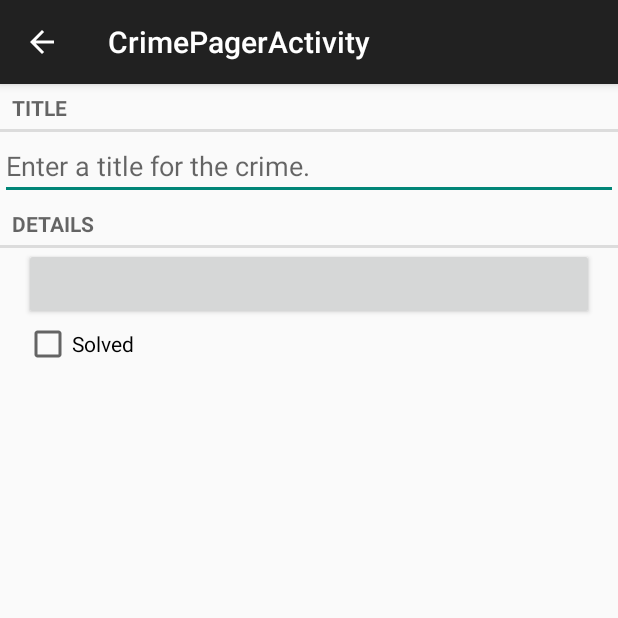
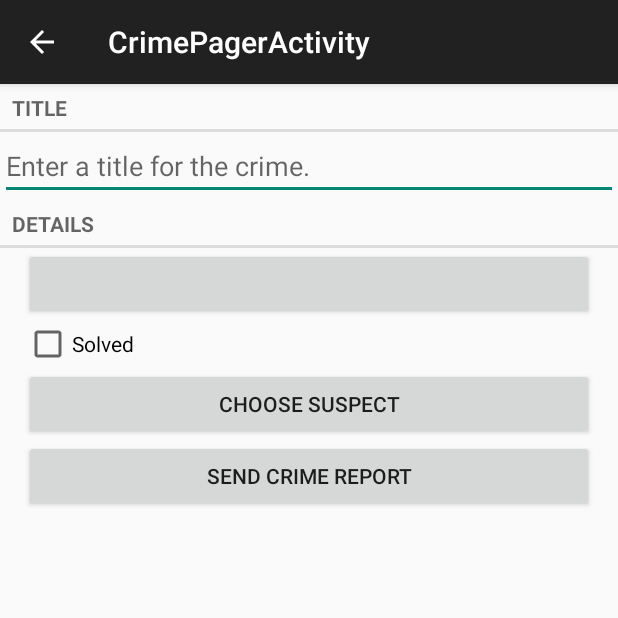
Before and after one commit to sfatdisk/Criminallntent, an Android app: the screen it shows after launch (CrimePagerActivity), after a tap on "New Crime", on a phone screen of 412 x 824 dp, the top half of it. Run offline under Robolectric (Android 15) with nearby library versions, the phone set to English and light mode, and no system bars; 1 statement that could not run was skipped.

Commit message:
ch14 : database

```diff
--- /dev/null
+++ b/app/src/main/java/com/bawanj/criminalIntent/database/CrimeBaseHelper.java
@@ -0,0 +1,38 @@
+package com.bawanj.criminalIntent.database;
+
+import android.content.Context;
+import android.database.sqlite.SQLiteDatabase;
+import android.database.sqlite.SQLiteOpenHelper;
+
+import com.bawanj.criminalIntent.database.CrimeDbSchema.CrimeTable;
+
+/**
+ * Created by jeffreychou on 9/15/15.
+ */
+public class CrimeBaseHelper extends SQLiteOpenHelper {
+
+    private static final int VERSION = 1;
+    private static final String DATABASE_NAME= "crimeBase.db";
+
+    public CrimeBaseHelper( Context context ) {
+        super(context, DATABASE_NAME, null, VERSION );
+    }
+
+    @Override
+    public void onCreate(SQLiteDatabase db) {
+        db.execSQL("create table "+ CrimeTable.NAME +"("+
+            "_id integer primary key autoincrement," +
+                        CrimeTable.Cols.UUID+","+
+                        CrimeTable.Cols.TITLE+","+
+                        CrimeTable.Cols.DATE+","+
+                        CrimeTable.Cols.SOLVED+","+
+                        CrimeTable.Cols.SUSPECT+
+                        ")"
+        );
+    }
+
+    @Override
+    public void onUpgrade(SQLiteDatabase db, int oldVersion, int newVersion) {
+
+    }
+}
--- /dev/null
+++ b/app/src/main/java/com/bawanj/criminalIntent/database/CrimeCursorWrapper.java
@@ -0,0 +1,35 @@
+package com.bawanj.criminalIntent.database;
+
+import android.database.Cursor;
+import android.database.CursorWrapper;
+
+import com.bawanj.criminalIntent.database.CrimeDbSchema.CrimeTable;
+import com.bawanj.criminalIntent.model.Crime;
+
+import java.util.Date;
+import java.util.UUID;
+
+
+public class CrimeCursorWrapper extends CursorWrapper {
+
+    public CrimeCursorWrapper(Cursor cursor) {
+        super(cursor);
+    }
+
+    public Crime getCrime(){
+        // parse cursor
+        String uuidString= getString(getColumnIndex(CrimeTable.Cols.UUID));
+        String title= getString(getColumnIndex(CrimeTable.Cols.TITLE));
+        Long date= getLong(getColumnIndex(CrimeTable.Cols.DATE));
+        int isSolved= getInt(getColumnIndex(CrimeTable.Cols.SOLVED));
+        String  suspect= getString(getColumnIndex(CrimeTable.Cols.SUSPECT) );
+
+        // make crime, Parses a UUID string with the format defined by {@link #toString()}.
+        Crime crime = new Crime(UUID.fromString(uuidString));
+        crime.setTitle(title);
+        crime.setDate(new Date(date));
+        crime.setSolved( isSolved !=0 ); // args is boolean, isSolved is int
+        crime.setSuspect(suspect);
+        return crime;
+    }
+}
--- /dev/null
+++ b/app/src/main/java/com/bawanj/criminalIntent/database/CrimeDbSchema.java
@@ -0,0 +1,22 @@
+package com.bawanj.criminalIntent.database;
+
+/**
+ * Created by jeffreychou on 9/15/15.
+ */
+public class CrimeDbSchema { // describe table and columns
+
+    public static final class CrimeTable{
+
+        public static final String NAME= "crimes";
+
+        public static final class Cols{
+            public static final String UUID="uuid";
+            public static final String TITLE="title";
+            public static final String DATE= "date";
+            public static final String SOLVED= "solved";
+            public static final String SUSPECT= "suspect";
+        }
+
+    }
+
+}
--- a/app/src/main/java/com/bawanj/criminalIntent/fragment/CrimeFragment.java
+++ b/app/src/main/java/com/bawanj/criminalIntent/fragment/CrimeFragment.java
@@ -8,6 +8,7 @@ import android.support.v4.app.Fragment;
 import android.support.v4.app.FragmentManager;
 import android.text.Editable;
 import android.text.TextWatcher;
+import android.text.format.DateFormat;
 import android.view.LayoutInflater;
 import android.view.View;
 import android.view.ViewGroup;
@@ -35,6 +36,7 @@ public class CrimeFragment extends Fragment {
     private Crime mCrime;
 
     private Button mDateButton;
+    private Button mReportButton;
 
     public static CrimeFragment newInstance( UUID crimeId ){
 
@@ -55,7 +57,13 @@ public class CrimeFragment extends Fragment {
     }
 
     @Override
-    public View onCreateView(LayoutInflater inflater,
+    public void onPause(){
+        super.onPause();
+        CrimeLab.getInstance().updateCrime(mCrime);
+    }
+
+    @Override
+    public View onCreateView(final LayoutInflater inflater,
                              ViewGroup container,
                              Bundle savedInstanceState ){
 
@@ -82,11 +90,24 @@ public class CrimeFragment extends Fragment {
             public void onClick(View v) {
                 FragmentManager fm = getFragmentManager();
 
-                DatePickerFragment dialog=
-                        DatePickerFragment.newInstance( mCrime.getDate() );
-                dialog.setTargetFragment( CrimeFragment.this, REQUEST_DATE );
+                DatePickerFragment dialog =
+                        DatePickerFragment.newInstance(mCrime.getDate());
+                dialog.setTargetFragment(CrimeFragment.this, REQUEST_DATE);
                 // a connection with CrimeFragment and DatePickerFragment
-                dialog.show(fm , DIALOG_DATE);
+                dialog.show(fm, DIALOG_DATE);
+            }
+        });
+
+        mReportButton = (Button)rootView.findViewById(R.id.crime_report);
+        mReportButton.setOnClickListener(new View.OnClickListener() {
+            @Override
+            public void onClick(View v) {
+                Intent intent= new Intent(Intent.ACTION_SEND);
+                intent.setType("text/plain");
+                intent.putExtra(Intent.EXTRA_TEXT, getCrimeReport());
+                intent.putExtra(Intent.EXTRA_SUBJECT, getString(R.string.crime_report_subject));
+                intent= Intent.createChooser(intent, getString(R.string.send_report));
+                startActivity(intent);
             }
         });
 
@@ -130,5 +151,32 @@ public class CrimeFragment extends Fragment {
         mDateButton.setText( TimeUtils.getCurDateYear(srcTime) );
     }
 
+    private String getCrimeReport(){
 
+        String solvedString= null;
+
+        if(mCrime.isSolved()){
+            solvedString= getString(R.string.crime_report_no_suspect);
+        }else{
+            solvedString= getString(R.string.crime_report_suspect);
+        }
+
+        String dateFormat = "EEE, MMM dd";
+        String dateString = DateFormat.format(dateFormat, mCrime.getDate()).toString();
+
+        String suspect = mCrime.getSuspect();
+        if( suspect == null ){
+            suspect= getString(R.string.crime_report_no_suspect);
+        }else{
+            suspect= getString(R.string.crime_report_suspect);
+        }
+
+        String report= getString(R.string.crime_report,
+                mCrime.getTitle(),
+                dateString,
+                solvedString,
+                suspect);
+
+        return report;
+    }
 }
--- a/app/src/main/java/com/bawanj/criminalIntent/fragment/CrimeListFragment.java
+++ b/app/src/main/java/com/bawanj/criminalIntent/fragment/CrimeListFragment.java
@@ -66,6 +66,7 @@ public class CrimeListFragment extends Fragment {
             mCrimeRecyclerView.setHasFixedSize(true);
 
         }else{
+            mAdapter.setCrimes(crimes); // refresh the latest data
             mAdapter.notifyDataSetChanged();
             // mAdapter.notifyItemChanged();
         }
@@ -196,6 +197,11 @@ public class CrimeListFragment extends Fragment {
         public int getItemCount() {
             return mCrimes.size();
         }
+
+        public void setCrimes(List<Crime> crimes){
+            mCrimes = crimes;
+        }
+
     }
 
 }
--- a/app/src/main/java/com/bawanj/criminalIntent/model/Crime.java
+++ b/app/src/main/java/com/bawanj/criminalIntent/model/Crime.java
@@ -10,12 +10,19 @@ public class Crime {
     private String mTitle;
     private Date mDate;
     private boolean mSolved;
+
+
+    private String mSuspect;
+
     // TODO -- Index add
 
-    public Crime(){ // purpose is to initialize variables
-        // Generate unique id
-        mId= UUID.randomUUID();
-        mDate= new Date();
+    public Crime(){ // new one
+        this(UUID.randomUUID());
+    }
+
+    public Crime(UUID id){ // old one
+        mId   =id;
+        mDate =new Date();
     }
 
     public void setTitle(String title) {
@@ -45,4 +52,12 @@ public class Crime {
     public void setSolved(boolean solved) {
         mSolved = solved;
     }
+
+    public String getSuspect() {
+        return mSuspect;
+    }
+    public void setSuspect(String suspect) {
+        mSuspect = suspect;
+    }
+
 }
--- a/app/src/main/java/com/bawanj/criminalIntent/model/CrimeLab.java
+++ b/app/src/main/java/com/bawanj/criminalIntent/model/CrimeLab.java
@@ -1,25 +1,34 @@
 package com.bawanj.criminalIntent.model;
 
+import android.content.ContentValues;
 import android.content.Context;
+import android.database.Cursor;
+import android.database.sqlite.SQLiteDatabase;
 
 import com.bawanj.criminalIntent.CrimeApplication;
+import com.bawanj.criminalIntent.database.CrimeBaseHelper;
+import com.bawanj.criminalIntent.database.CrimeCursorWrapper;
+import com.bawanj.criminalIntent.database.CrimeDbSchema.CrimeTable;
 
 import java.util.ArrayList;
 import java.util.List;
 import java.util.UUID;
 
-/**
- * Created by jeffreychou on 9/12/15.
- *
- */
+
 public class CrimeLab {  // create mCrimeList
     //TODO- can setup a hashMap for lookup the crime object
 
     private static CrimeLab sCrimeLab;
-    private List<Crime> mCrimeList;
+
+    // database
+    private Context mContext;
+    private SQLiteDatabase mDatabase;
+
 
     private CrimeLab(Context context){
-        mCrimeList= new ArrayList<>();
+        mContext= context;
+        mDatabase= new CrimeBaseHelper(mContext).getWritableDatabase();
+
     }
 
     public static synchronized CrimeLab getInstance(){
@@ -29,22 +38,73 @@ public class CrimeLab {  // create mCrimeList
         return sCrimeLab;
     }
 
-    public void addCrime(Crime c){
-        mCrimeList.add(c);
+    public void addCrime(Crime c){ // inserting a crime
+        ContentValues values= getContentValues(c);
+        mDatabase.insert(CrimeTable.NAME, null , values);
     }
 
     public List<Crime> getCrimeList() {
-        return mCrimeList;
+
+        List<Crime> crimeList= new ArrayList<>();
+        CrimeCursorWrapper cursorWrapper= queryCrimes(null,null); // compare to getCrime
+
+        try{
+            cursorWrapper.moveToFirst();
+            while( !cursorWrapper.isAfterLast() ){
+                crimeList.add(cursorWrapper.getCrime());
+                cursorWrapper.moveToNext();
+            }
+        }finally {
+            cursorWrapper.close();
+        }
+        return crimeList;
     }
 
     public Crime getCrime( UUID id ){ // use hashMap
 
-        for(Crime crime : mCrimeList){
-            if( crime.getId().equals(id) ){
-                return crime;
+        CrimeCursorWrapper cursorWrapper
+                = queryCrimes( CrimeTable.Cols.UUID+"=?", new String[]{ id.toString() } );
+        try{
+            if( cursorWrapper.getCount() ==0 ){
+                return null;
             }
+            cursorWrapper.moveToFirst(); // ??
+            return cursorWrapper.getCrime();
+
+        }finally {
+            // cursorWrapper.moveToFirst(); how about it?
+            cursorWrapper.close();
         }
-        return null;
+    }
+
+    public void updateCrime( Crime crime ){ // updating a crime
+        String uuidStr= crime.getId().toString();
+        ContentValues updateValues= getContentValues(crime);
+        mDatabase.update( CrimeTable.NAME,
+                updateValues,
+                CrimeTable.Cols.UUID+"=?",
+                new String[]{ uuidStr } );
+    }
+
+    // Creating a ContentValues
+    private static ContentValues getContentValues( Crime crime ){
+        ContentValues values= new ContentValues();
+        values.put(CrimeTable.Cols.UUID,   crime.getId().toString() ); // String= UUID.toString() <-> UUID= UUID.fromString(String)
+        values.put(CrimeTable.Cols.TITLE,  crime.getTitle() );
+        values.put(CrimeTable.Cols.DATE,   crime.getDate().getTime() ); // long
+        values.put(CrimeTable.Cols.SOLVED, crime.isSolved() ? 1 : 0 );  // int
+        values.put(CrimeTable.Cols.SUSPECT, crime.getSuspect() );
+        return values;
+    }
+
+    private CrimeCursorWrapper queryCrimes(String whereClause, String[] whereArgs ){
+        Cursor cursor= mDatabase.query(
+                        CrimeTable.NAME,
+                        null, // select all columns
+                        whereClause,
+                        whereArgs,
+                        null, null, null);
+        return new CrimeCursorWrapper(cursor);
     }
 
 }
--- a/app/src/main/res/layout-land/fragment_crime.xml
+++ b/app/src/main/res/layout-land/fragment_crime.xml
@@ -51,5 +51,28 @@
 
     </LinearLayout>
 
+    <LinearLayout
+        android:layout_width="match_parent"
+        android:layout_height="wrap_content"
+        android:layout_marginLeft="@dimen/marginLeft"
+        android:layout_marginRight="@dimen/marginRight"
+        android:orientation="horizontal">
+
+        <Button
+            android:layout_width="wrap_content"
+            android:layout_height="wrap_content"
+            android:id="@+id/crime_suspect"
+            android:layout_weight="1"
+            android:text="@string/crime_suspect_text"/>
+
+        <Button
+            android:layout_width="wrap_content"
+            android:layout_height="wrap_content"
+            android:id="@+id/crime_report"
+            android:layout_weight="1"
+            android:text="@string/crime_report_text"/>
+
+    </LinearLayout>
+
 
 </LinearLayout>
--- a/app/src/main/res/layout/fragment_crime.xml
+++ b/app/src/main/res/layout/fragment_crime.xml
@@ -48,4 +48,20 @@
     <!-- an attribute's name begins with layout_    : it is a direction to that widget's parent -->
     <!-- an attribute's name begins without layout_ : it is a direction to that widget  -->
 
+    <Button
+        android:layout_width="match_parent"
+        android:layout_height="wrap_content"
+        android:id="@+id/crime_suspect"
+        android:layout_marginLeft="@dimen/marginLeft"
+        android:layout_marginRight="@dimen/marginRight"
+        android:text="@string/crime_suspect_text"/>
+
+    <Button
+        android:layout_width="match_parent"
+        android:layout_height="wrap_content"
+        android:id="@+id/crime_report"
+        android:layout_marginLeft="@dimen/marginLeft"
+        android:layout_marginRight="@dimen/marginRight"
+        android:text="@string/crime_report_text"/>
+
 </LinearLayout>
--- a/app/src/main/res/values/strings.xml
+++ b/app/src/main/res/values/strings.xml
@@ -27,4 +27,21 @@
         <item quantity="other">%1$s crimes</item>
     </plurals>
 
+    <!-- Button -->
+    <string name="crime_suspect_text">Choose Suspect</string>
+    <string name="crime_report_text">Send Crime Report</string>
+
+    <!--crime report -->
+
+    <string name="crime_report">%1$s!
+        The crime was discovered on %2$s. %3$s, and %4$s</string>
+    <string name="crime_report_solved">The case is solved</string>
+    <string name="crime_report_unsolved">The case is not solved</string>
+    <string name="crime_report_no_suspect">there is no suspect</string>
+    <string name="crime_report_suspect">the suspect is %s</string>
+    <string name="crime_report_subject">CriminalIntent Crime Report</string>
+    <string name="send_report">Send crime report via :</string>
+
+
+
 </resources>
```
